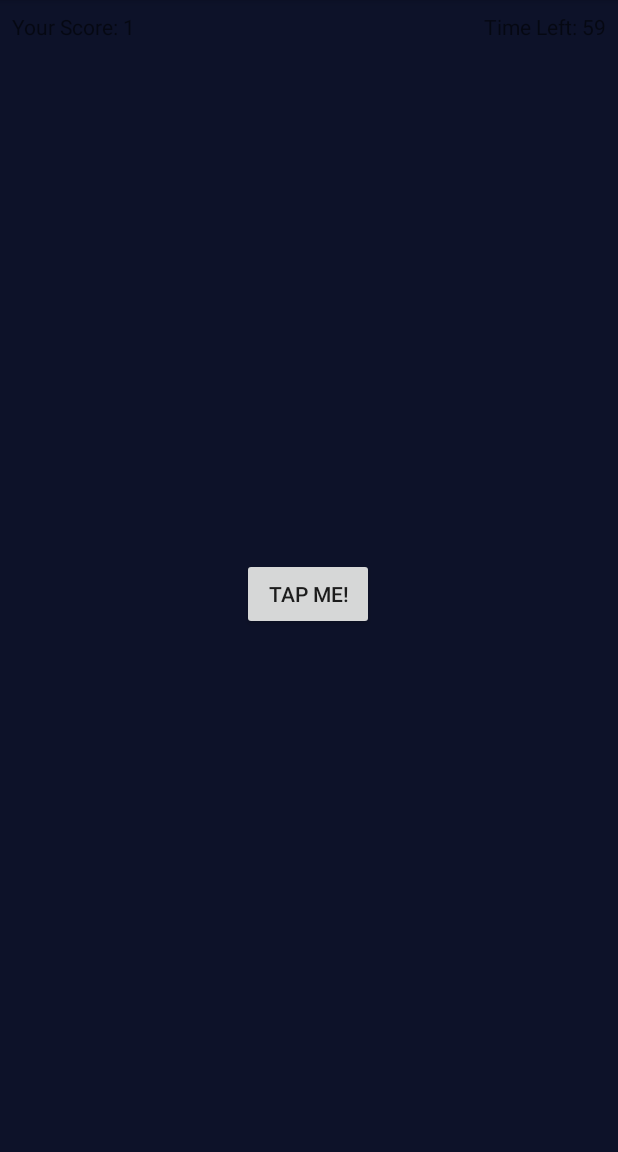
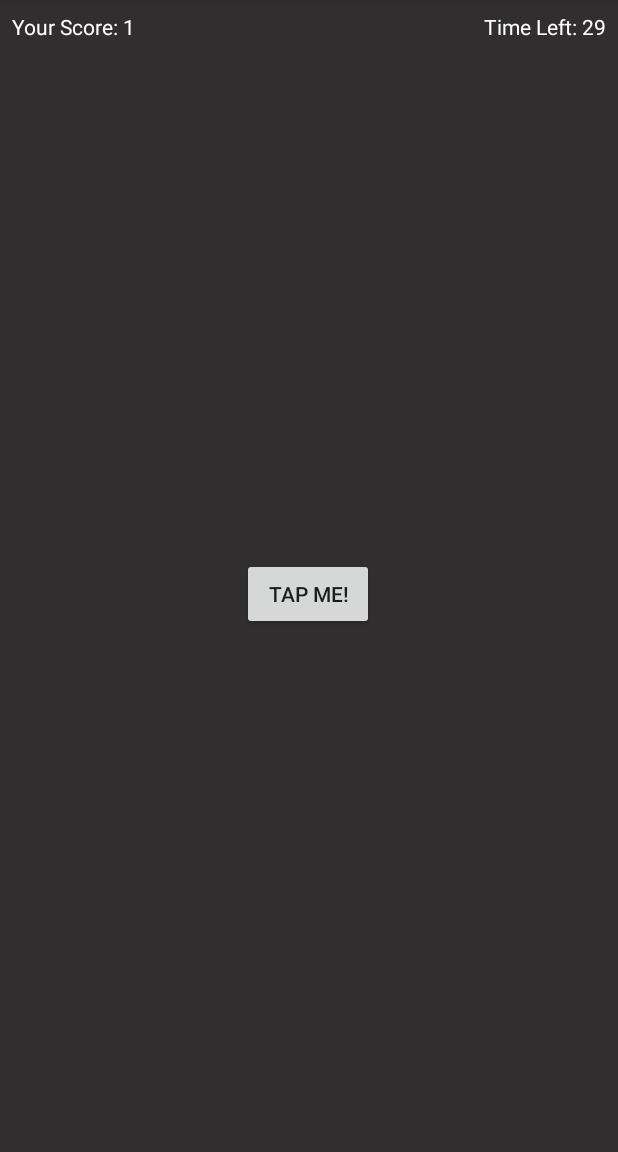
Before and after one commit to JWilliams023/Time-fighter, an Android app: the screen it shows after launch (MainActivity), after a tap on "TAP ME!", on a phone screen of 412 x 824 dp, the part 84-1236 px from its top. Run offline under Robolectric (Android 15) with nearby library versions, the phone set to English and light mode, and no system bars.

Commit message:
added text and time

```diff
--- a/app/src/main/java/com/projects/timefighter/J/MainActivity.kt
+++ b/app/src/main/java/com/projects/timefighter/J/MainActivity.kt
@@ -2,6 +2,7 @@ package com.projects.timefighter.J
 
 import android.os.Bundle
 import android.os.CountDownTimer
+import android.util.Log
 import android.widget.Button
 import android.widget.TextView
 import android.widget.Toast
@@ -18,22 +19,48 @@ class MainActivity : AppCompatActivity() {
     internal var gameStarted = false
 
     internal lateinit var countDownTimer: CountDownTimer
-    internal val initialCountDown: Long = 60000
+    internal val initialCountDown: Long = 30000
     internal val countDownInterval: Long = 1000
+    internal var timeLeftOnTimer: Long = 60000
 
+    companion object {
+        private val TAG = MainActivity::class.java.simpleName
+        private const val SCORE_KEY = "SCORE_KEY"
+        private const val TIME_LEFT_KEY = "TIME_LEFT_KEY"
+    }
 
     override fun onCreate(savedInstanceState: Bundle?) {
         super.onCreate(savedInstanceState)
         setContentView(R.layout.activity_main)
+
+        Log.d(TAG, "onCreate called. Score is: $score")
+
         tapMeButton = findViewById(R.id.TapMe)
         gameScore = findViewById(R.id.gameScore)
         timeLeftTextView = findViewById(R.id.timeLeft)
+
+
 
         tapMeButton.setOnClickListener { view ->
             incrementScore()
         }
 
         resetGame()
+    }
+
+    override fun onSaveInstanceState(outState: Bundle) {
+        super.onSaveInstanceState(outState)
+
+        outState.putInt(SCORE_KEY, score)
+        outState.putLong(TIME_LEFT_KEY, timeLeftOnTimer)
+        countDownTimer.cancel()
+
+        Log.d(TAG, "onSaveInstanceState: Saving Score: $score & Time Left: $timeLeftOnTimer")
+    }
+
+    override fun onDestroy() {
+        super.onDestroy()
+        Log.d(TAG, "onDestroy called.")
     }
 
     private fun incrementScore() {
@@ -57,6 +84,7 @@ class MainActivity : AppCompatActivity() {
 
         countDownTimer = object : CountDownTimer(initialCountDown, countDownInterval) {
             override fun onTick(millisUnitlFinished: Long) {
+                timeLeftOnTimer = millisUnitlFinished
                 val timeLeft = millisUnitlFinished / 1000
                 timeLeftTextView.text = getString(R.string.time_left, timeLeft)
 
--- a/app/src/main/res/layout/activity_main.xml
+++ b/app/src/main/res/layout/activity_main.xml
@@ -13,9 +13,10 @@
         android:layout_height="wrap_content"
         android:layout_marginTop="8dp"
         android:layout_marginEnd="8dp"
+        android:textColor="@color/colorText"
         android:text="@string/time_left"
         app:layout_constraintEnd_toEndOf="parent"
-        app:layout_constraintTop_toTopOf="parent" />
+        app:layout_constraintTop_toTopOf="parent"/>
 
     <TextView
         android:id="@+id/gameScore"
@@ -23,9 +24,10 @@
         android:layout_height="wrap_content"
         android:layout_marginStart="8dp"
         android:layout_marginTop="8dp"
+        android:textColor="@color/colorText"
         android:text="@string/your_score"
         app:layout_constraintStart_toStartOf="parent"
-        app:layout_constraintTop_toTopOf="parent" />
+        app:layout_constraintTop_toTopOf="parent"/>
 
     <Button
         android:id="@+id/TapMe"
@@ -41,6 +43,6 @@
         app:layout_constraintHorizontal_bias="0.498"
         app:layout_constraintStart_toStartOf="parent"
         app:layout_constraintTop_toTopOf="parent"
-        app:layout_constraintVertical_bias="0.517" />
+        app:layout_constraintVertical_bias="0.517"/>
 
 </androidx.constraintlayout.widget.ConstraintLayout>
--- a/app/src/main/res/values/colors.xml
+++ b/app/src/main/res/values/colors.xml
@@ -3,5 +3,6 @@
     <color name="colorPrimary">#030303</color>
     <color name="colorPrimaryDark">#302E2E</color>
     <color name="colorAccent">#0D1222</color>
-    <color name="colorBackground">#0D1229</color>
+    <color name="colorBackground">#302E2E</color>
+    <color name="colorText">#FFFFFF</color>
 </resources>
```
Lines whose indentation alone changed are shown as unchanged.
